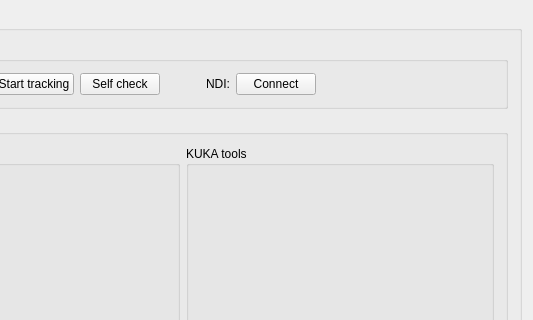
Above: Plugins/org.mitk.lancet.surgicalsimulate/src/internal/SurgicalSimulateControls.ui from zhaomengxiao/LancetMITK-Adition before the change; both pictures show x 168 to 701 and y 0 to 320 of the 701 by 828 pixel window. Below: the same form after it.
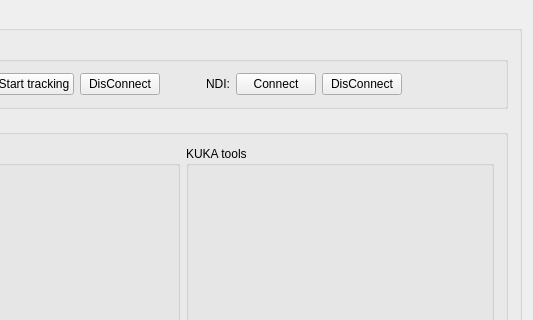
That is the form after the change. Custom widgets are drawn as their Qt base class.

Commit message: Feature: Add DisConnect device Button in surgical simulate

What changed in the file:
```diff
--- a/Plugins/org.mitk.lancet.surgicalsimulate/src/internal/SurgicalSimulateControls.ui
+++ b/Plugins/org.mitk.lancet.surgicalsimulate/src/internal/SurgicalSimulateControls.ui
@@ -107,6 +107,13 @@
              </property>
             </widget>
            </item>
+           <item>
+            <widget class="QPushButton" name="pushButton_disConnectVega">
+             <property name="text">
+              <string>DisConnect</string>
+             </property>
+            </widget>
+           </item>
            <item>
             <spacer name="horizontalSpacer">
              <property name="orientation">
@@ -148,7 +155,7 @@
            <item>
             <widget class="QPushButton" name="pushButton_selfcheck">
              <property name="text">
-              <string>Self check</string>
+              <string>DisConnect</string>
              </property>
             </widget>
            </item>
```
Left out of the diff: 2 changed lines with no effect on the pictures. The commit also changes 2 other files.
